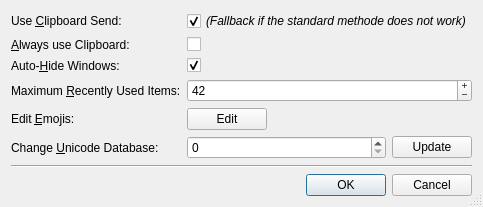
Old version of the form settingsdialog.ui in the repository Skycoder42/UniInsert.
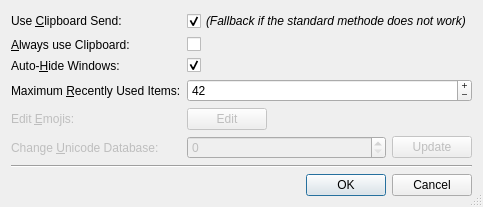
New version of the form. Custom widgets are drawn as their Qt base class.

```diff
--- a/settingsdialog.ui
+++ b/settingsdialog.ui
@@ -114,6 +114,9 @@
      </item>
      <item row="4" column="0">
       <widget class="QLabel" name="editEmojisLabel">
+       <property name="enabled">
+        <bool>false</bool>
+       </property>
        <property name="text">
         <string>Edit &amp;Emojis:</string>
        </property>
@@ -126,6 +129,9 @@
       <layout class="QHBoxLayout" name="horizontalLayout">
        <item>
         <widget class="QPushButton" name="editEmojisButton">
+         <property name="enabled">
+          <bool>false</bool>
+         </property>
          <property name="text">
           <string>Edit</string>
          </property>
@@ -148,6 +154,9 @@
      </item>
      <item row="5" column="0">
       <widget class="QLabel" name="changeUnicodeDatabaseLabel">
+       <property name="enabled">
+        <bool>false</bool>
+       </property>
        <property name="text">
         <string>Change &amp;Unicode Database:</string>
        </property>
@@ -159,10 +168,17 @@
      <item row="5" column="1">
       <layout class="QHBoxLayout" name="horizontalLayout_2" stretch="1,0">
        <item>
-        <widget class="QVersionEdit" name="changeUnicodeDatabaseSpinBox"/>
+        <widget class="QVersionEdit" name="changeUnicodeDatabaseSpinBox">
+         <property name="enabled">
+          <bool>false</bool>
+         </property>
+        </widget>
        </item>
        <item>
         <widget class="QPushButton" name="changeUnicodeDatabaseButton">
+         <property name="enabled">
+          <bool>false</bool>
+         </property>
          <property name="text">
           <string>Update</string>
          </property>
```
